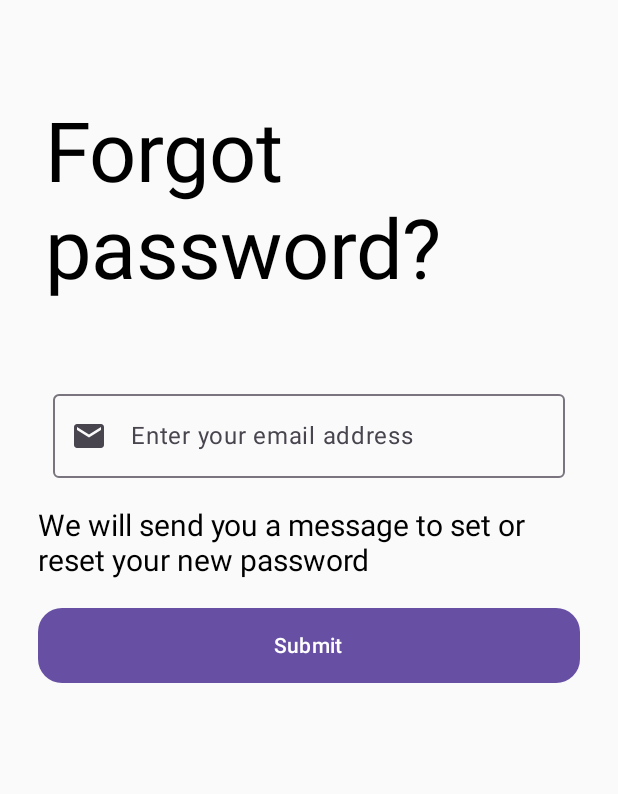
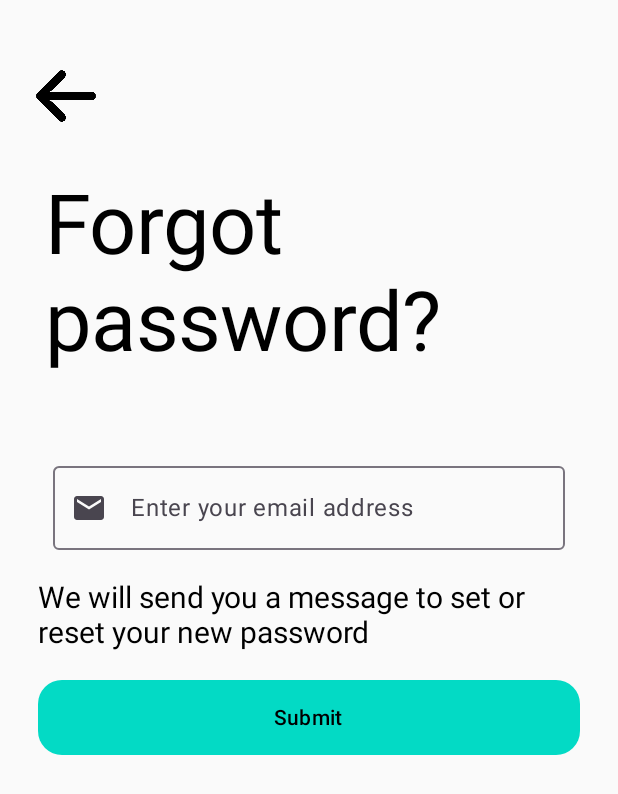
Before and after one commit to dkyYadav/Tezora, an Android app built with Jetpack Compose: the screen it shows after launch (MainActivity), after a tap on "Forgot Password?", on a phone screen of 412 x 824 dp. Shown: the top 794 px of the screen. Run offline under Robolectric (Android 15) with nearby library versions, the phone set to English and light mode, and no system bars.

```diff
--- a/app/build.gradle.kts
+++ b/app/build.gradle.kts
@@ -3,6 +3,7 @@ plugins {
     alias(libs.plugins.kotlin.android)
     alias(libs.plugins.kotlin.compose)
     kotlin("plugin.serialization") version "2.2.0"
+    alias(libs.plugins.google.gms.google.services)
 }
 
 android {
@@ -50,6 +51,7 @@ dependencies {
     implementation(libs.androidx.ui.graphics)
     implementation(libs.androidx.ui.tooling.preview)
     implementation(libs.androidx.material3)
+    implementation(libs.firebase.auth)
     testImplementation(libs.junit)
     androidTestImplementation(libs.androidx.junit)
     androidTestImplementation(libs.androidx.espresso.core)
--- a/app/src/main/java/com/example/tezora/navigation/NavCtrl.kt
+++ b/app/src/main/java/com/example/tezora/navigation/NavCtrl.kt
@@ -4,11 +4,11 @@ import androidx.compose.runtime.Composable
 import androidx.navigation.compose.NavHost
 import androidx.navigation.compose.composable
 import androidx.navigation.compose.rememberNavController
-import com.example.tezora.view.Forget
-import com.example.tezora.view.Home
-import com.example.tezora.view.Login
-import com.example.tezora.view.SignUp
-import com.example.tezora.view.splash_screen
+import com.example.tezora.presentation.auth.view.Forget
+import com.example.tezora.presentation.auth.view.Home
+import com.example.tezora.presentation.auth.view.Login
+import com.example.tezora.presentation.auth.view.SignUp
+import com.example.tezora.presentation.auth.view.splash_screen
 
 
 @Composable
@@ -31,7 +31,7 @@ fun Navcontroler() {
             SignUp(navController)
         }
         composable <Routes.Forget>{
-            Forget()
+            Forget(navController)
         }
         composable <Routes.Home>{
             Home()
--- a/app/src/main/java/com/example/tezora/view/Forget.kt
+++ b/app/src/main/java/com/example/tezora/presentation/auth/view/Forget.kt
@@ -1,18 +1,20 @@
-package com.example.tezora.view
+package com.example.tezora.presentation.auth.view
 
-import androidx.compose.foundation.layout.Arrangement
+import com.example.tezora.R
 import androidx.compose.foundation.layout.Column
 import androidx.compose.foundation.layout.Spacer
 import androidx.compose.foundation.layout.fillMaxSize
 import androidx.compose.foundation.layout.fillMaxWidth
 import androidx.compose.foundation.layout.height
 import androidx.compose.foundation.layout.padding
+import androidx.compose.foundation.layout.size
 import androidx.compose.foundation.shape.RoundedCornerShape
 import androidx.compose.material.icons.Icons
 import androidx.compose.material.icons.filled.Email
-import androidx.compose.material.icons.filled.Lock
 import androidx.compose.material3.Button
+import androidx.compose.material3.ButtonDefaults
 import androidx.compose.material3.Icon
+import androidx.compose.material3.IconButton
 import androidx.compose.material3.OutlinedTextField
 import androidx.compose.material3.Text
 import androidx.compose.runtime.Composable
@@ -22,23 +24,42 @@ import androidx.compose.runtime.remember
 import androidx.compose.runtime.setValue
 import androidx.compose.ui.Alignment
 import androidx.compose.ui.Modifier
+import androidx.compose.ui.graphics.Color
+import androidx.compose.ui.res.colorResource
 import androidx.compose.ui.res.painterResource
 import androidx.compose.ui.tooling.preview.Preview
 import androidx.compose.ui.unit.dp
 import androidx.compose.ui.unit.sp
-import com.example.tezora.R
+import androidx.navigation.NavHostController
+import com.example.tezora.navigation.Routes
+
 
 @Composable
-@Preview(showSystemUi = true)
-fun Forget() {
+fun Forget(navHostController: NavHostController) {
 
     Column(modifier = Modifier.fillMaxWidth(),
         horizontalAlignment = Alignment.CenterHorizontally) {
+       IconButton(
+            onClick = {
+                navHostController.navigate(Routes.Login)
+            },
+            modifier = Modifier
+                .padding(start = 20.dp, top = 40.dp)
+                .align(Alignment.Start)
+           ) {
+            Icon(
+                painter = painterResource(R.drawable.ic_arrow_back),
+                contentDescription = "Back",
+                modifier = Modifier.size(52.dp)
+            )
+           }
+
 
         Text(text = "Forgot password?",
             modifier = Modifier.padding(30.dp)
-                .padding(top = 40.dp),
-            fontSize = 55.sp)
+                .padding(top = 0.dp)
+                ,fontSize = 55.sp
+        )
 
         Column (modifier = Modifier.fillMaxSize().padding(25.dp),
             horizontalAlignment = Alignment.CenterHorizontally,
@@ -70,22 +91,20 @@ fun Forget() {
                 modifier = Modifier, fontSize = 20.sp
 
             )
-
-
             Spacer(modifier = Modifier.height(20.dp))
 
             Button(onClick = {},
                 modifier = Modifier.height(50.dp).fillMaxWidth(),
                 shape = RoundedCornerShape(16.dp)
+                ,colors = ButtonDefaults
+                        .buttonColors(containerColor = colorResource(R.color.main_Color) )
 
             ) {
                 Text(
-                    text = " Submit "
+                    text = " Submit ",
+                    color = Color.Black
                 )
             }
-
         }
-
-
     }
 }
--- a/app/src/main/java/com/example/tezora/view/Login.kt
+++ b/app/src/main/java/com/example/tezora/presentation/auth/view/Login.kt
@@ -1,4 +1,4 @@
-package com.example.tezora.view
+package com.example.tezora.presentation.auth.view
 
 import androidx.compose.foundation.clickable
 import androidx.compose.foundation.layout.Arrangement
@@ -10,14 +10,15 @@ import androidx.compose.foundation.layout.fillMaxSize
 import androidx.compose.foundation.layout.fillMaxWidth
 import androidx.compose.foundation.layout.height
 import androidx.compose.foundation.layout.padding
-import androidx.compose.foundation.layout.size
 import androidx.compose.foundation.layout.width
 import androidx.compose.foundation.shape.RoundedCornerShape
 import androidx.compose.material.icons.Icons
 import androidx.compose.material.icons.filled.Email
 import androidx.compose.material.icons.filled.Lock
 import androidx.compose.material3.Button
+import androidx.compose.material3.ButtonDefaults
 import androidx.compose.material3.Icon
+import androidx.compose.material3.OutlinedButton
 import androidx.compose.material3.OutlinedTextField
 import androidx.compose.material3.Text
 import androidx.compose.runtime.Composable
@@ -27,9 +28,9 @@ import androidx.compose.runtime.remember
 import androidx.compose.runtime.setValue
 import androidx.compose.ui.Alignment
 import androidx.compose.ui.Modifier
+import androidx.compose.ui.graphics.Color
 import androidx.compose.ui.res.colorResource
 import androidx.compose.ui.res.painterResource
-import androidx.compose.ui.tooling.preview.Preview
 import androidx.compose.ui.unit.dp
 import androidx.compose.ui.unit.sp
 import androidx.navigation.NavHostController
@@ -37,10 +38,14 @@ import com.example.tezora.R
 import com.example.tezora.navigation.Routes
 
 @Composable
+//@Preview(showBackground = true)
 fun Login(navHostController: NavHostController) {
 
 
-    Column (modifier = Modifier.fillMaxSize().padding(start = 25.dp, end = 25.dp, top = 10.dp),horizontalAlignment = Alignment.CenterHorizontally,
+    Column (modifier = Modifier
+        .fillMaxSize()
+        .padding(start = 25.dp, end = 25.dp, top = 10.dp),
+        horizontalAlignment = Alignment.CenterHorizontally,
         verticalArrangement = Arrangement.Center
     ){
 
@@ -96,21 +101,27 @@ fun Login(navHostController: NavHostController) {
         )
         Spacer(modifier = Modifier.height(10.dp))
 
-        Row (modifier = Modifier.fillMaxWidth(), horizontalArrangement = Arrangement.End){
+        Row (modifier = Modifier.fillMaxWidth(),
+            horizontalArrangement = Arrangement.End){
             Text("Forgot Password? ",
                 modifier = Modifier.clickable {
                     navHostController.navigate(Routes.Forget)
-
-            }, color = colorResource(R.color.teal_200))
+                }, color = colorResource(R.color.main_Color))
         }
 
         Spacer(modifier = Modifier.height(20.dp))
 
-        Button(onClick = {},
+        Button( onClick = {
+            // button on click
+        },
             modifier = Modifier.height(50.dp).fillMaxWidth(),
-            shape = RoundedCornerShape(16.dp)
+            shape = RoundedCornerShape(16.dp),
+            colors = ButtonDefaults
+                .buttonColors(containerColor = colorResource(R.color.main_Color) )
+
         ) {
-            Text(" Login ")
+            Text(" Login ",
+                color = Color.Black)
         }
         Spacer(modifier = Modifier.height(20.dp))
 
@@ -123,23 +134,38 @@ fun Login(navHostController: NavHostController) {
         Spacer(modifier = Modifier.height(25.dp))
 
         Row {
-            Icon(
-                painter = painterResource(id = R.drawable.img),
-                contentDescription = "google",
-                modifier = Modifier.size(50.dp)
-            )
+            OutlinedButton(onClick = {},
+                modifier = Modifier.height(50.dp)
+            ) { Icon(
+                painter = painterResource(id = R.drawable.facebooks),
+                contentDescription = "Facebook",
+                tint = Color.Unspecified
+                )
+
+                Spacer(modifier = Modifier.width(5.dp))
+                Text(text = " Facebook "
+                    , color = Color.Black
+                )
+            }
+
             Spacer(modifier = Modifier.width(15.dp))
-            Icon(
-                painter = painterResource(id=R.drawable.img_1),
-                contentDescription = "facebook",
-                modifier = Modifier.size(50.dp)
-            )
-            Spacer(modifier = Modifier.width(15.dp))
-            Icon(
-                painter = painterResource(R.drawable.ic_apple)
-                , contentDescription = "apple",
-                modifier = Modifier.size(50.dp)
-            )
+
+            OutlinedButton ( onClick = {},
+                modifier = Modifier.height(50.dp)
+            ) {
+                Icon(
+                    painter = painterResource(id = R.drawable.ic_google)
+                    , contentDescription = "Google",
+                    tint = Color.Unspecified,// original color of image
+                    modifier = Modifier.padding(start = 5.dp)
+
+                )
+                Spacer(modifier = Modifier.width(5.dp))
+                Text(text = "  Google  ",
+                    modifier = Modifier.padding(5.dp)
+                        , color = Color.Black
+                )
+            }
         }
 
         Spacer(modifier = Modifier.height(20.dp))
@@ -152,9 +178,9 @@ fun Login(navHostController: NavHostController) {
             Spacer(modifier = Modifier.width(5.dp))
             Text(
                 text = "Sign Up",
-                color = colorResource(R.color.purple_200),
+                color = colorResource(R.color.main_Color),
                 modifier = Modifier.clickable {
-                navHostController.navigate(Routes.Signup)
+                    navHostController.navigate(Routes.Signup)
                 }, fontSize = 20.sp
             )
         }
--- a/app/src/main/java/com/example/tezora/view/splash_screen.kt
+++ b/app/src/main/java/com/example/tezora/presentation/auth/view/splash_screen.kt
@@ -1,4 +1,4 @@
-package com.example.tezora.view
+package com.example.tezora.presentation.auth.view
 
 
 
@@ -29,9 +29,6 @@ fun splash_screen() {
             contentDescription = "splash screen",
             contentScale = ContentScale.Fit,
             modifier = Modifier.size(200.dp)
-
-
-
         )
     }
 }
--- a/app/src/main/res/values/colors.xml
+++ b/app/src/main/res/values/colors.xml
@@ -3,7 +3,7 @@
     <color name="purple_200">#FFBB86FC</color>
     <color name="purple_500">#FF6200EE</color>
     <color name="purple_700">#FF3700B3</color>
-    <color name="teal_200">#FF03DAC5</color>
+    <color name="main_Color">#FF03DAC5</color>
     <color name="teal_700">#FF018786</color>
     <color name="black">#FF000000</color>
     <color name="white">#FFFFFFFF</color>
--- a/build.gradle.kts
+++ b/build.gradle.kts
@@ -4,4 +4,5 @@ plugins {
     alias(libs.plugins.kotlin.android) apply false
     alias(libs.plugins.kotlin.compose) apply false
     kotlin("plugin.serialization") version "2.2.0"
+    alias(libs.plugins.google.gms.google.services) apply false
 }
--- a/gradle/libs.versions.toml
+++ b/gradle/libs.versions.toml
@@ -8,6 +8,8 @@ espressoCore = "3.6.1"
 lifecycleRuntimeKtx = "2.9.1"
 activityCompose = "1.10.1"
 composeBom = "2024.09.00"
+googleGmsGoogleServices = "4.4.2"
+firebaseAuth = "23.2.1"
 
 [libraries]
 androidx-core-ktx = { group = "androidx.core", name = "core-ktx", version.ref = "coreKtx" }
@@ -24,8 +26,10 @@ androidx-ui-tooling-preview = { group = "androidx.compose.ui", name = "ui-toolin
 androidx-ui-test-manifest = { group = "androidx.compose.ui", name = "ui-test-manifest" }
 androidx-ui-test-junit4 = { group = "androidx.compose.ui", name = "ui-test-junit4" }
 androidx-material3 = { group = "androidx.compose.material3", name = "material3" }
+firebase-auth = { group = "com.google.firebase", name = "firebase-auth", version.ref = "firebaseAuth" }
 
 [plugins]
 android-application = { id = "com.android.application", version.ref = "agp" }
 kotlin-android = { id = "org.jetbrains.kotlin.android", version.ref = "kotlin" }
 kotlin-compose = { id = "org.jetbrains.kotlin.plugin.compose", version.ref = "kotlin" }
+google-gms-google-services = { id = "com.google.gms.google-services", version.ref = "googleGmsGoogleServices" }
```
Also changed, not shown: app/src/main/java/com/example/tezora/MainActivity.kt (+0 -11 lines), app/src/main/java/com/example/tezora/presentation/auth/view/Home.kt (renamed from app/src/main/java/com/example/tezora/view/Home.kt, +26 -12 lines), app/src/main/java/com/example/tezora/presentation/auth/view/SignUp.kt (renamed from app/src/main/java/com/example/tezora/view/SignUp.kt, +51 -27 lines), app/src/main/java/com/example/tezora/presentation/auth/viewmodel/authviewmodel.kt (added, +7 -0 lines), app/src/main/res/drawable/ic__facebook.xml (added, +27 -0 lines), app/src/main/res/drawable/ic_apple.png (deleted), app/src/main/res/drawable/ic_arrow_back.png (added), app/src/main/res/drawable/ic_facebook.png, app/src/main/res/drawable/ic_google.png (renamed from app/src/main/res/drawable/img.png), app/src/main/res/drawable/img_1.png (deleted), 2 other files.
